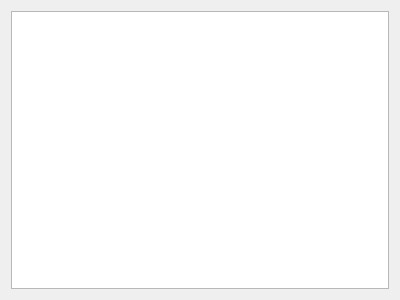
The window that src/sessionoptions/sessionoptionslocalshellstate.ui (QQxiaoming/quardCRT) describes before a commit, drawn with Qt 5.
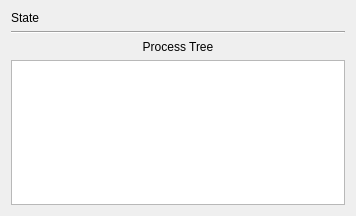
The same window after the commit.

Commit message: src:Improve session state information to SessionOptionsWindow

```diff
--- a/src/sessionoptions/sessionoptionslocalshellstate.ui
+++ b/src/sessionoptions/sessionoptionslocalshellstate.ui
@@ -6,11 +6,55 @@
    <rect>
     <x>0</x>
     <y>0</y>
-    <width>400</width>
-    <height>300</height>
+    <width>356</width>
+    <height>216</height>
    </rect>
   </property>
   <layout class="QVBoxLayout" name="verticalLayout">
+   <item>
+    <layout class="QHBoxLayout" name="horizontalLayout">
+     <item>
+      <widget class="QLabel" name="label">
+       <property name="sizePolicy">
+        <sizepolicy hsizetype="Fixed" vsizetype="Fixed">
+         <horstretch>0</horstretch>
+         <verstretch>0</verstretch>
+        </sizepolicy>
+       </property>
+       <property name="text">
+        <string>State</string>
+       </property>
+      </widget>
+     </item>
+     <item>
+      <widget class="QLabel" name="labelState">
+       <property name="text">
+        <string/>
+       </property>
+       <property name="alignment">
+        <set>Qt::AlignRight|Qt::AlignTrailing|Qt::AlignVCenter</set>
+       </property>
+      </widget>
+     </item>
+    </layout>
+   </item>
+   <item>
+    <widget class="Line" name="line">
+     <property name="orientation">
+      <enum>Qt::Horizontal</enum>
+     </property>
+    </widget>
+   </item>
+   <item>
+    <widget class="QLabel" name="label_3">
+     <property name="text">
+      <string>Process Tree</string>
+     </property>
+     <property name="alignment">
+      <set>Qt::AlignCenter</set>
+     </property>
+    </widget>
+   </item>
    <item>
     <widget class="QTreeView" name="treeViewInfo"/>
    </item>
```
The commit also changes 5 other files.
